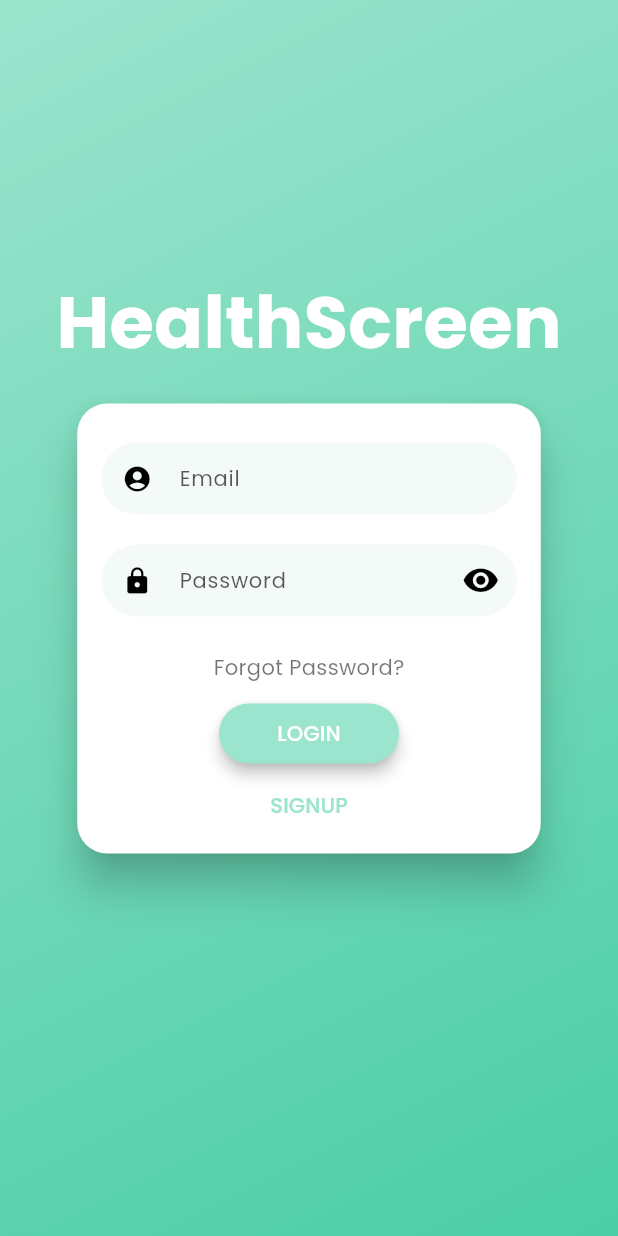
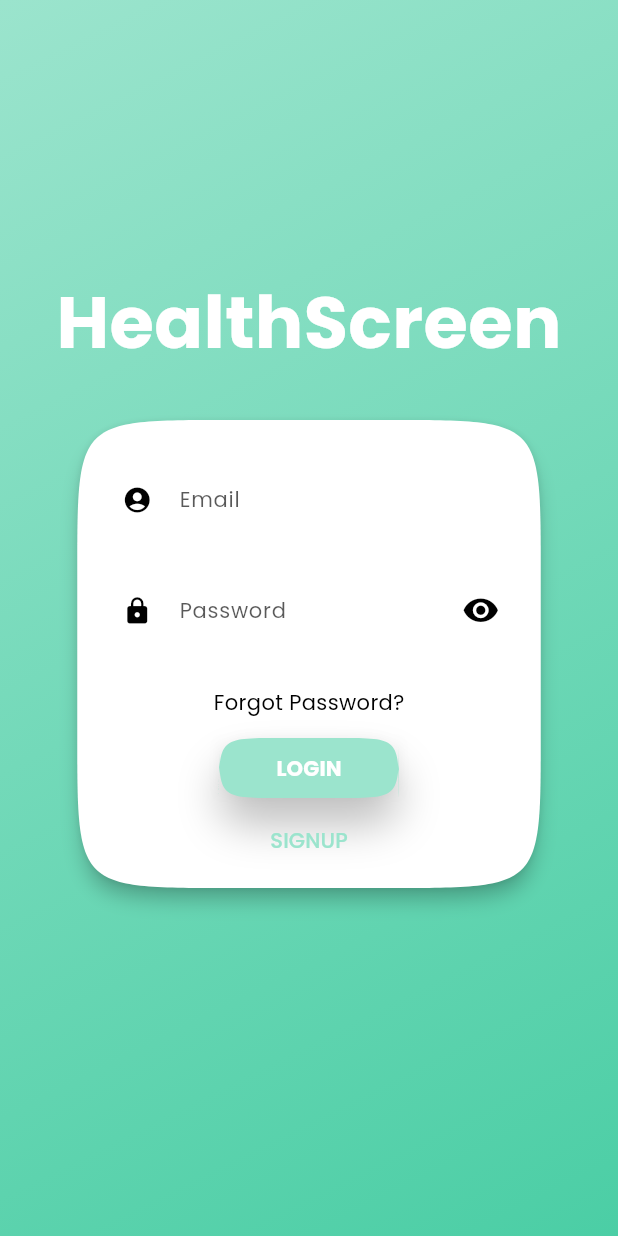
Before and after one commit to IsaacJ60/HealthScreen, a Flutter app: the screen it shows after launch, on a phone screen of 412 x 824 dp. Run offline on Flutter 3.47's test engine with Material 2 defaults, Android fonts, the phone set to English and light mode, and no system bars; drawn by our look-alikes of flutter_login; our stand-ins replace cloud_firestore, firebase_core, google_fonts; missing offline and left inert: flutter_survey, survey_kit; accounts and stored records are empty.

Commit message:
fixed most colors

```diff
--- a/surveyapp/lib/dashboard_ui.dart
+++ b/surveyapp/lib/dashboard_ui.dart
@@ -5,11 +5,13 @@ import 'screening_item.dart';
 import 'database.dart';
 import 'insights_page.dart';
 import 'insights_card.dart';
+import 'app_colors.dart';
 
 class DashboardUI extends StatefulWidget {
   static const routeName = "/dash";
 
-  DashboardUI({Key? key, required this.username, required this.name}) : super(key: key);
+  DashboardUI({Key? key, required this.username, required this.name})
+      : super(key: key);
 
   final String username;
   final String name;
@@ -60,7 +62,7 @@ class _DashboardUIState extends State<DashboardUI> {
             }));
           },
         ),
-        backgroundColor: Colors.blue,
+        backgroundColor: AppColors.primaryColor,
       ),
       body: SingleChildScrollView(
         child: Column(
--- a/surveyapp/lib/insights_page.dart
+++ b/surveyapp/lib/insights_page.dart
@@ -1,6 +1,7 @@
 import 'package:flutter/material.dart';
 import 'insights_item.dart';
 import 'insights_card.dart';
+import 'app_colors.dart';
 
 class InsightsPage extends StatelessWidget {
   static const routeName = "/insights";
@@ -10,7 +11,7 @@ class InsightsPage extends StatelessWidget {
     return Scaffold(
       appBar: AppBar(
         title: Text("Insights"),
-        backgroundColor: Colors.blue,
+        backgroundColor: AppColors.primaryColor,
       ),
       body: ListView(
         padding: const EdgeInsets.all(16.0),
--- a/surveyapp/lib/login_screen.dart
+++ b/surveyapp/lib/login_screen.dart
@@ -6,6 +6,7 @@ import 'package:surveyapp/database.dart';
 import 'package:surveyapp/dashboard_ui.dart';
 import 'package:surveyapp/email_sender.dart';
 import 'package:google_fonts/google_fonts.dart';
+import 'package:surveyapp/app_colors.dart';
 
 class LoginScreen extends StatelessWidget {
   static const routeName = '/auth';
@@ -56,7 +57,7 @@ class LoginScreen extends StatelessWidget {
         return 'User not exists';
       }
       //convert to string
-      Future <String> pw = Database.getPassword(name);
+      Future<String> pw = Database.getPassword(name);
       String p = await pw;
       bool emailSent = await sendEmailInBackground(name, p);
       if (emailSent) {
@@ -74,6 +75,46 @@ class LoginScreen extends StatelessWidget {
       theme: LoginTheme(
         titleStyle: const TextStyle(
           fontWeight: FontWeight.bold,
+        ),
+        bodyStyle: const TextStyle(
+          color: Colors.black,
+        ),
+        textFieldStyle: const TextStyle(
+          color: Colors.black,
+        ),
+        buttonStyle: const TextStyle(
+          fontWeight: FontWeight.bold,
+          color: Colors.white,
+        ),
+        cardTheme: CardTheme(
+          elevation: 5,
+          margin: const EdgeInsets.only(top: 15),
+          shape: ContinuousRectangleBorder(
+            borderRadius: BorderRadius.circular(100),
+          ),
+        ),
+        inputTheme: InputDecorationTheme(
+          filled: true,
+          fillColor: Colors.white,
+          contentPadding: const EdgeInsets.all(15),
+          border: OutlineInputBorder(
+            borderRadius: BorderRadius.circular(100),
+            borderSide: BorderSide.none,
+          ),
+          focusedBorder: OutlineInputBorder(
+            borderRadius: BorderRadius.circular(100),
+            borderSide: BorderSide(color: Colors.black),
+          ),
+        ),
+        buttonTheme: LoginButtonTheme(
+          splashColor: Colors.black,
+          backgroundColor: AppColors.primaryColor,
+          highlightColor: Colors.black,
+          elevation: 9.0,
+          highlightElevation: 6.0,
+          shape: ContinuousRectangleBorder(
+            borderRadius: BorderRadius.circular(100),
+          ),
         ),
       ),
       onLogin: _authUser,
@@ -94,8 +135,6 @@ class LoginScreen extends StatelessWidget {
               return DashboardUI(username: name, name: realName);
             }));
           });
-
-
         }
       },
     );
--- a/surveyapp/lib/main.dart
+++ b/surveyapp/lib/main.dart
@@ -29,6 +29,10 @@ class MainApp extends StatelessWidget {
     return MaterialApp(
       title: 'Survey Demo',
       theme: ThemeData(
+        primaryColor: AppColors.primaryColor,
+        secondaryHeaderColor: AppColors.accentColor,
+        indicatorColor: AppColors.accentColor,
+        scaffoldBackgroundColor: AppColors.backgroundColor,
         colorScheme: const ColorScheme.light(
           primary: AppColors.primaryColor,
           secondary: AppColors.secondaryColor,
```
Also changed, not shown: surveyapp/lib/initial_survey.dart (+16 -13 lines).
